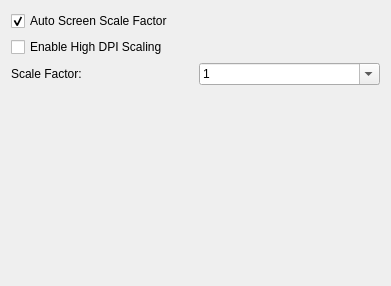
Old version of the form scripts/Edit/AppPreferences/UiPreferences/PreferencesPage.ui in the repository qcad/qcad.
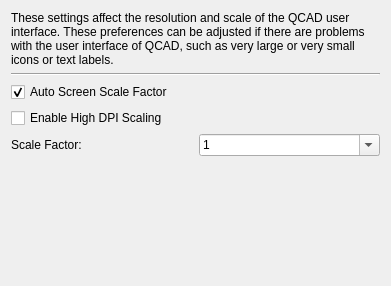
New version of the form.

Diff of the .ui file:
```diff
--- a/scripts/Edit/AppPreferences/UiPreferences/PreferencesPage.ui
+++ b/scripts/Edit/AppPreferences/UiPreferences/PreferencesPage.ui
@@ -11,6 +11,23 @@
    </rect>
   </property>
   <layout class="QVBoxLayout" name="verticalLayout">
+   <item>
+    <widget class="QLabel" name="label_2">
+     <property name="text">
+      <string>These settings affect the resolution and scale of the QCAD user interface. These preferences can be adjusted if there are problems with the user interface of QCAD, such as very large or very small icons or text labels.</string>
+     </property>
+     <property name="wordWrap">
+      <bool>true</bool>
+     </property>
+    </widget>
+   </item>
+   <item>
+    <widget class="Line" name="line">
+     <property name="orientation">
+      <enum>Qt::Horizontal</enum>
+     </property>
+    </widget>
+   </item>
    <item>
     <widget class="QCheckBox" name="QT_AUTO_SCREEN_SCALE_FACTOR">
      <property name="text">
```
